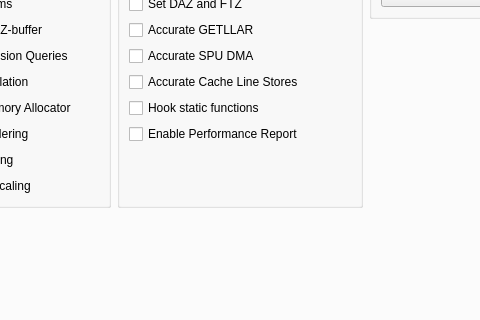
Above: rpcs3/rpcs3qt/settings_dialog.ui from RPCS3/rpcs3 before the change; both pictures show x 158 to 638 and y 159 to 479 of the 796 by 744 pixel window. Below: the same form after it.
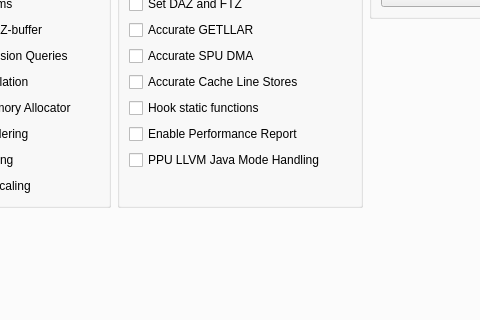
That is the form after the change. The open tabs and pages were chosen to show the change. Icons and pictures are not drawn.

Commit message: Qt: add PPU LLVM Java Mode Handling to debug tab

Patch:
```diff
--- a/rpcs3/rpcs3qt/settings_dialog.ui
+++ b/rpcs3/rpcs3qt/settings_dialog.ui
@@ -3638,6 +3638,13 @@
               </property>
              </widget>
             </item>
+            <item>
+             <widget class="QCheckBox" name="ppuLlvmJavaModeHandling">
+              <property name="text">
+               <string>PPU LLVM Java Mode Handling</string>
+              </property>
+             </widget>
+            </item>
             <item>
              <spacer name="verticalSpacerDebugCore">
               <property name="orientation">
```
The commit also changes 3 other files.
